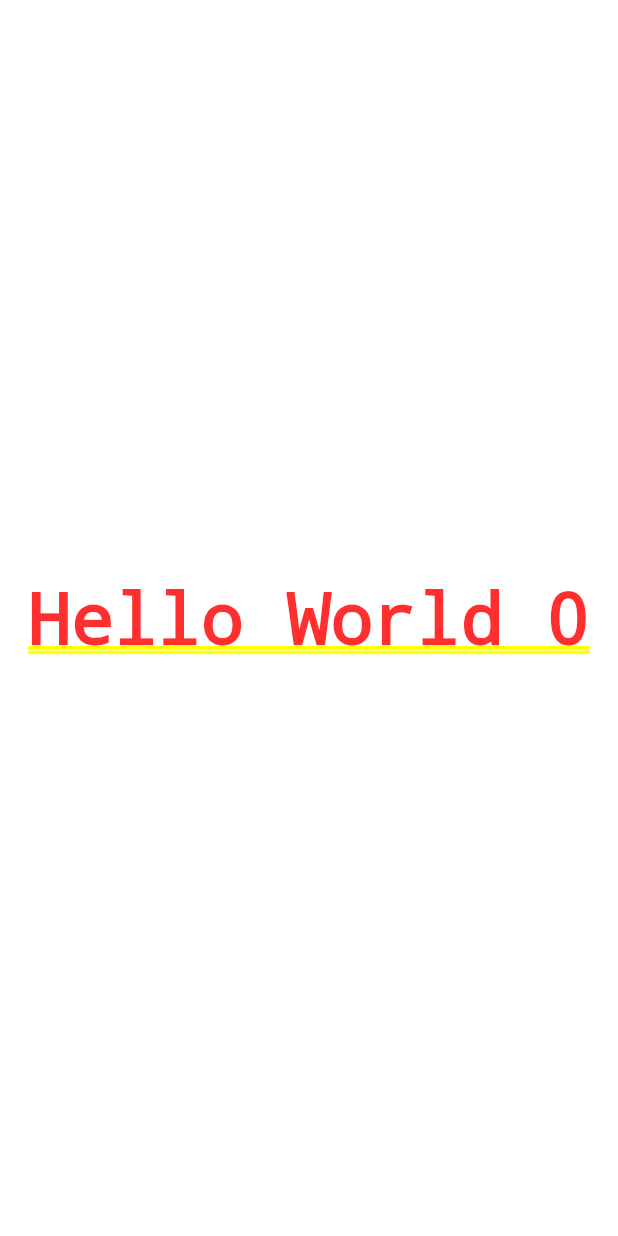
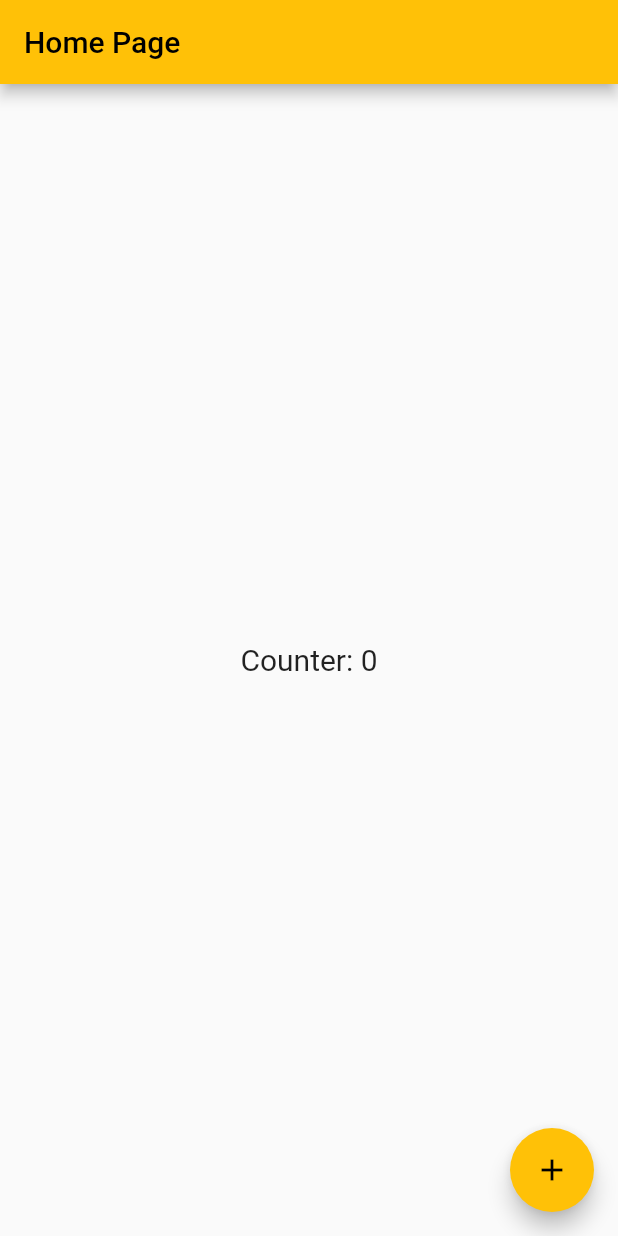
Before and after one commit to brandao-rafael/learning-flutter, a Flutter app: the screen it shows after launch, on a phone screen of 412 x 824 dp. Run offline on Flutter 3.47's test engine with Material 2 defaults, Android fonts, the phone set to English and light mode, and no system bars.

Commit message:
style: add style to app

```diff
--- /dev/null
+++ b/dia-1/hello_world/lib/app_widget.dart
@@ -0,0 +1,21 @@
+import 'package:flutter/material.dart';
+
+import 'home_page.dart';
+
+
+class AppWidget extends StatelessWidget {
+  final String title;
+
+  const AppWidget({super.key, required this.title});
+
+  @override
+  Widget build(BuildContext context) {
+    return MaterialApp(
+      theme: ThemeData(
+        primarySwatch: Colors.amber,
+        secondaryHeaderColor: Color.fromARGB(255, 255, 224, 129)
+      ),
+      home: HomePage(),
+    );
+  }
+}
--- /dev/null
+++ b/dia-1/hello_world/lib/home_page.dart
@@ -0,0 +1,38 @@
+
+
+import 'package:flutter/material.dart';
+
+class HomePage extends StatefulWidget {
+  @override
+  State<HomePage> createState() => HomePageState();
+}
+
+class HomePageState extends State<HomePage> {
+
+  int counter = 0;
+
+  @override
+  Widget build(BuildContext context) {
+    return  Scaffold(
+      appBar: AppBar(
+        title: Text('Home Page')
+      ),
+      body: Center(
+          child: GestureDetector(
+            child: Text("Counter: $counter",
+            style: TextStyle(fontSize: 20),),
+            onTap: () {
+              setState((){
+                counter += 1;
+              });
+          }),
+        ),
+      floatingActionButton: FloatingActionButton(
+        onPressed: () => {
+          setState(() => counter += 1)
+        },
+        child: Icon(Icons.add)
+      ,),
+    );
+  }
+}
--- a/dia-1/hello_world/lib/main.dart
+++ b/dia-1/hello_world/lib/main.dart
@@ -1,51 +1,9 @@
 import 'package:flutter/material.dart';
+
+import 'app_widget.dart';
 
 main() {
   runApp(const AppWidget(
-    title: "Hello World - Flutter",
+    title: "Hello World",
     ));
 }
-
-
-class AppWidget extends StatelessWidget {
-  final String title;
-
-  const AppWidget({super.key, required this.title});
-
-  @override
-  Widget build(BuildContext context) {
-    return MaterialApp(
-      theme: ThemeData(
-        primarySwatch: Colors.blue
-      ),
-      home: HomePage(),
-    );
-  }
-}
-
-
-class HomePage extends StatefulWidget {
-  @override
-  State<HomePage> createState() => HomePageState();
-}
-
-
-class HomePageState extends State<HomePage> {
-
-  int counter = 0;
-
-  @override
-  Widget build(BuildContext context) {
-    return  Container(
-        child: Center(
-          child: GestureDetector(
-            child: Text("Hello World $counter"),
-            onTap: () {
-              setState((){
-                counter += 1;
-              });
-          }),
-        )
-      );
-  }
-}
```
